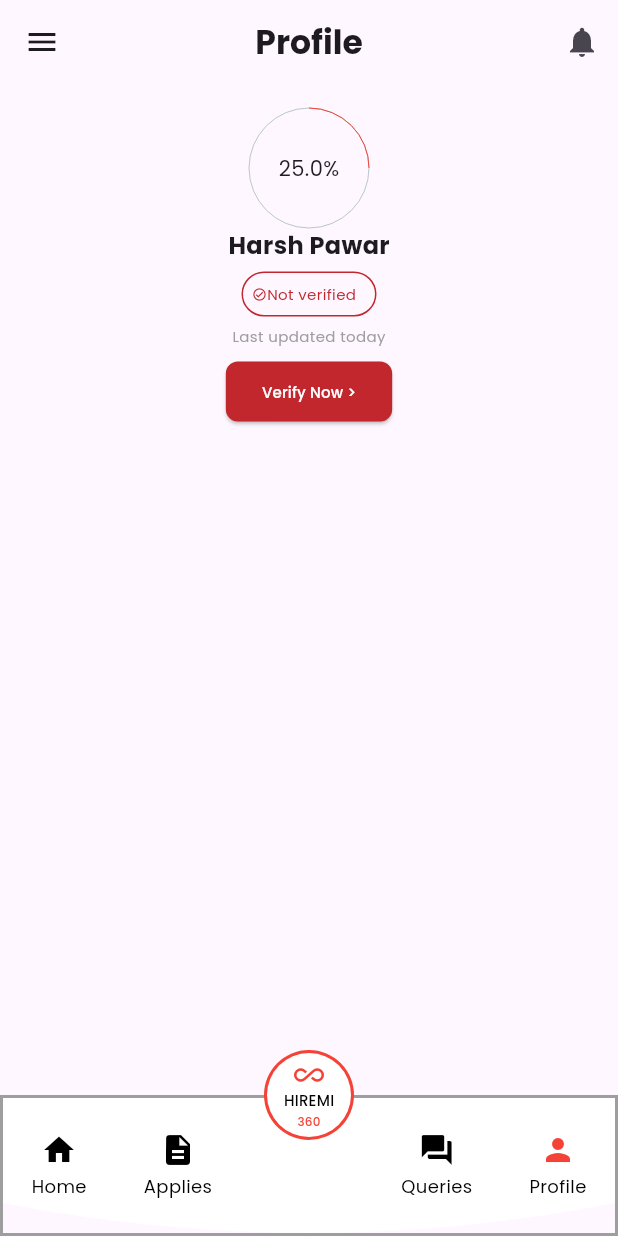
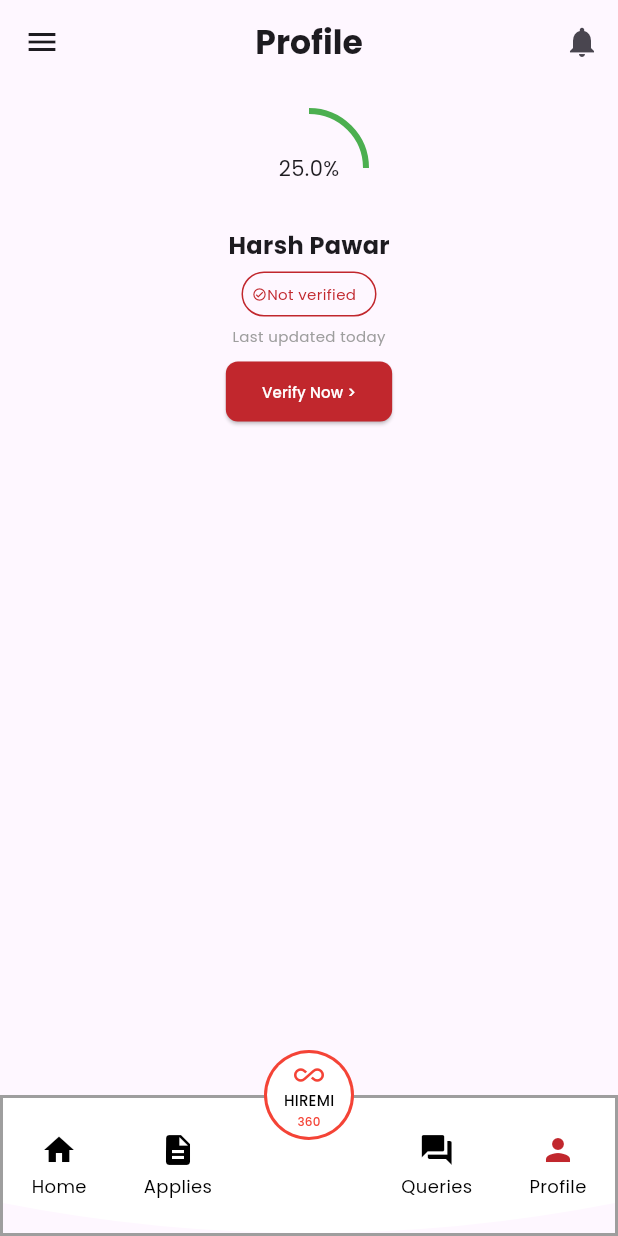
Before and after one commit to anas4519/hiremi_dashboard, a Flutter app: the screen it shows after launch, item 4 of the bottom bar chosen, after a tap on "Verify Now >", on a phone screen of 412 x 824 dp. Run offline on Flutter 3.47's test engine with Material 3 defaults, Android fonts, the phone set to English and light mode, and no system bars; drawn by our look-alikes of percent_indicator; our stand-ins replace google_fonts.

Commit message:
made a separate widget to display verification status

```diff
--- a/lib/screens/home_screen.dart
+++ b/lib/screens/home_screen.dart
@@ -1,12 +1,10 @@
 import 'package:flutter/material.dart';
-import 'package:hiremi_dashboard/icons/my_icons_icons.dart';
 import 'package:hiremi_dashboard/screens/applies_screen.dart';
 import 'package:hiremi_dashboard/screens/profile_screen.dart';
 import 'package:hiremi_dashboard/screens/queries_screen.dart';
 import 'package:hiremi_dashboard/widgets/circle_row.dart';
-import 'package:hiremi_dashboard/widgets/nav_bar.dart';
 import 'package:hiremi_dashboard/widgets/oppurtunity_card.dart';
-
+import 'package:hiremi_dashboard/widgets/verification_status.dart';
 
 class HomeScreen extends StatefulWidget {
   const HomeScreen({super.key});
@@ -25,7 +23,6 @@ class _HomeScreenState extends State<HomeScreen> {
   ];
   @override
   Widget build(BuildContext context) {
-
     return Scaffold(
       appBar: AppBar(
         title: const Text(
@@ -38,126 +35,13 @@ class _HomeScreenState extends State<HomeScreen> {
         ],
         leading: IconButton(onPressed: () {}, icon: const Icon(Icons.menu)),
       ),
-
       body: SingleChildScrollView(
         child: Padding(
           padding: const EdgeInsets.all(16),
           child: Column(
             crossAxisAlignment: CrossAxisAlignment.start,
             children: [
-              Container(
-                width: 398,
-                height: 202.82,
-                decoration: BoxDecoration(
-                    borderRadius: BorderRadius.circular(13),
-                    border: Border.all(color: Colors.grey)),
-                child: Column(
-                  children: [
-                    Image.asset('assets/Frame 203.png'),
-                    const SizedBox(
-                      height: 16.48,
-                    ),
-                    Row(
-                      children: [
-                        //harsh pawar
-                        Column(
-                          children: [
-                            Row(
-                              children: [
-                                const SizedBox(
-                                  width: 16.78,
-                                ),
-                                const Text(
-                                  'Harsh Pawar',
-                                  style: TextStyle(fontWeight: FontWeight.bold),
-                                ),
-                                const SizedBox(
-                                  width: 8,
-                                ),
-                                Container(
-                                  width: 90,
-                                  height: 30,
-                                  decoration: BoxDecoration(
-                                      borderRadius: BorderRadius.circular(50),
-                                      border: Border.all(
-                                        color: Colors.red,
-                                      )),
-                                  child: const Padding(
-                                    padding: EdgeInsets.all(6.0),
-                                    child: Row(
-                                      children: [
-                                        Icon(
-                                          Icons.check_circle_outline_sharp,
-                                          color: Colors.red,
-                                          size: 10,
-                                        ),
-                                        Text(
-                                          'Not verified',
-                                          style: TextStyle(
-                                              color: Colors.red, fontSize: 10),
-                                        )
-                                      ],
-                                    ),
-                                  ),
-                                )
-                              ],
-                            ),
-                            const Row(
-                              mainAxisAlignment: MainAxisAlignment.start,
-                              children: [
-                                Icon(
-                                  Icons.fingerprint,
-                                  color: Colors.red,
-                                ),
-                                Text(
-                                  'App ID: ',
-                                  style: TextStyle(color: Colors.red),
-                                ),
-                                Text('-- -- -- --')
-                              ],
-                            )
-                          ],
-                        ),
-                        const SizedBox(
-                          width: 50,
-                        ),
-                        Center(
-                          child: Container(
-                            height: 30,
-                            decoration: BoxDecoration(
-                              color: Colors.green,
-                              borderRadius: BorderRadius.circular(
-                                  10), // Adjust the radius as needed
-                            ),
-                            child: TextButton(
-                              onPressed: () {
-                                // Add your button click logic here
-                              },
-                              child: const Row(
-                                children: [
-                                  Icon(
-                                    Icons.check_circle,
-                                    color: Colors.white,
-                                    size: 10,
-                                  ),
-                                  SizedBox(
-                                    width: 5,
-                                  ),
-                                  Text(
-                                    'Verify Now >',
-                                    style: TextStyle(
-                                        color: Colors.white, fontSize: 10),
-                                  ),
-                                ],
-                              ),
-                            ),
-                          ),
-                        )
-                      ],
-                    )
-                  ],
-                ),
-              ),
+              VerificationStatus(),
               const SizedBox(
                 height: 20,
               ),
@@ -345,6 +229,3 @@ class _HomeScreenState extends State<HomeScreen> {
     );
   }
 }
-
-class HomeContent {
-}
--- a/lib/screens/profile_screen.dart
+++ b/lib/screens/profile_screen.dart
@@ -31,10 +31,12 @@ class ProfileScreen extends StatelessWidget {
                 children: [
                   CircularPercentIndicator(
                     radius: 40,
-                    lineWidth: 0,
+                    lineWidth: 4,
                     percent: percent,
                     center: Text('$per%'),
-                    progressColor: percent > 0.5 ? Colors.green : Colors.red,
+                    progressColor: Colors.green,
+
+                    backgroundColor: Colors.transparent,
                   ),
                   const Text(
                     'Harsh Pawar',
--- a/lib/widgets/nav_bar.dart
+++ b/lib/widgets/nav_bar.dart
@@ -89,7 +89,7 @@ class _CustomBottomNavBarState extends State<CustomBottomNavBar> {
       child: Column(
         mainAxisSize: MainAxisSize.min,
         children: [
-          Icon(icon, color: isSelected ? Colors.red : Colors.black),
+          Icon(icon, color: isSelected ? const Color(0xFFC1272D) : Colors.black),
           const SizedBox(height: 4),
           Text(
             label,
--- /dev/null
+++ b/lib/widgets/verification_status.dart
@@ -0,0 +1,353 @@
+import 'package:flutter/material.dart';
+import 'package:percent_indicator/circular_percent_indicator.dart';
+
+class VerificationStatus extends StatelessWidget {
+  const VerificationStatus({super.key});
+
+  @override
+  Widget build(BuildContext context) {
+    return Container(
+                width: MediaQuery.of(context).size.width * 0.9,
+                height: 202.82,
+                decoration: BoxDecoration(
+                    borderRadius: BorderRadius.circular(13),
+                    border: Border.all(color: Colors.grey)),
+                child: Column(
+                  children: [
+                    Container(
+                      width: MediaQuery.of(context).size.width * 0.9,
+                      height: 121.82,
+                      decoration: BoxDecoration(
+                        borderRadius: BorderRadius.circular(8),
+                        gradient: const LinearGradient(
+                          colors: [
+                            Color(0xFF1659DC),
+                            Color(0xFF6EA6FA),
+                          ],
+                          begin: Alignment.centerLeft,
+                          end: Alignment.centerRight,
+                        ),
+                      ),
+                      child: Padding(
+                        padding: const EdgeInsets.all(16),
+                        child: Row(
+                          children: [
+                            CircularPercentIndicator(
+                              radius: 40,
+                              lineWidth: 4,
+                              percent: 0.25,
+                              center: const Text(
+                                '25%',
+                                style: TextStyle(
+                                    color: Colors.green,
+                                    fontWeight: FontWeight.bold),
+                              ),
+                              progressColor: Colors.green,
+                              backgroundColor: Colors.transparent,
+                            ),
+                            const SizedBox(
+                              width: 12,
+                            ),
+                            Row(
+                              children: [
+                                Column(
+                                  children: [
+                                    const Text(
+                                      'Complete & Verify Your Profile.',
+                                      style: TextStyle(
+                                          fontSize: 13, color: Colors.white),
+                                    ),
+                                    const SizedBox(
+                                      height: 16,
+                                    ),
+                                    Row(
+                                      children: [
+                                        Column(
+                                          children: [
+                                            Container(
+                                              width: 27,
+                                              height: 27,
+                                              decoration: BoxDecoration(
+                                                  color: Colors.green,
+                                                  borderRadius:
+                                                      BorderRadius.circular(
+                                                          14)),
+                                              child: const Icon(
+                                                Icons.check,
+                                                color: Colors.white,
+                                                size: 12.11,
+                                              ),
+                                            ),
+                                            const SizedBox(
+                                              height: 4,
+                                            ),
+                                            const Text(
+                                              'Profile\nCreated',
+                                              style: TextStyle(
+                                                  fontSize: 4.54,
+                                                  color: Colors.white),
+                                              textAlign: TextAlign.center,
+                                            )
+                                          ],
+                                        ),
+                                        Column(
+                                          children: [
+                                            Container(
+                                              width:
+                                                  22, // Length of the horizontal line
+                                              height:
+                                                  2, // Thickness of the line
+                                              color: Colors
+                                                  .green, // Color of the line
+                                            ),
+                                            const SizedBox(
+                                              height: 16,
+                                            )
+                                          ],
+                                        ),
+                                        Column(
+                                          children: [
+                                            Container(
+                                              width:
+                                                  22, // Length of the horizontal line
+                                              height:
+                                                  2, // Thickness of the line
+                                              color: Colors
+                                                  .white, // Color of the line
+                                            ),
+                                            const SizedBox(
+                                              height: 16,
+                                            )
+                                          ],
+                                        ),
+                                        Column(
+                                          children: [
+                                            Container(
+                                              width: 27,
+                                              height: 27,
+                                              decoration: BoxDecoration(
+                                                  color: Colors.white,
+                                                  borderRadius:
+                                                      BorderRadius.circular(
+                                                          14)),
+                                              child: const Icon(
+                                                Icons.call,
+                                                color: Color(0xFFC1272D),
+                                                size: 12.11,
+                                              ),
+                                            ),
+                                            const SizedBox(
+                                              height: 4,
+                                            ),
+                                            const Text(
+                                              'Profile\nCreated',
+                                              style: TextStyle(
+                                                  fontSize: 4.54,
+                                                  color: Colors.white),
+                                              textAlign: TextAlign.center,
+                                            )
+                                          ],
+                                        ),
+                                        Column(
+                                          children: [
+                                            Container(
+                                              width:
+                                                  46, // Length of the horizontal line
+                                              height:
+                                                  2, // Thickness of the line
+                                              color: Colors
+                                                  .white, // Color of the line
+                                            ),
+                                            const SizedBox(
+                                              height: 16,
+                                            )
+                                          ],
+                                        ),
+                                        Column(
+                                          children: [
+                                            Container(
+                                              width: 27,
+                                              height: 27,
+                                              decoration: BoxDecoration(
+                                                  color: Colors.white,
+                                                  borderRadius:
+                                                      BorderRadius.circular(
+                                                          14)),
+                                              child: const Icon(
+                                                Icons.school,
+                                                color: Color(0xFFC1272D),
+                                                size: 12.11,
+                                              ),
+                                            ),
+                                            const SizedBox(
+                                              height: 4,
+                                            ),
+                                            const Text(
+                                              'Profile\nCreated',
+                                              style: TextStyle(
+                                                  fontSize: 4.54,
+                                                  color: Colors.white),
+                                              textAlign: TextAlign.center,
+                                            )
+                                          ],
+                                        ),
+                                        Column(
+                                          children: [
+                                            Container(
+                                              width:
+                                                  46, // Length of the horizontal line
+                                              height:
+                                                  2, // Thickness of the line
+                                              color: Colors
+                                                  .white, // Color of the line
+                                            ),
+                                            const SizedBox(
+                                              height: 16,
+                                            )
+                                          ],
+                                        ),
+                                        Column(
+                                          children: [
+                                            Container(
+                                              width: 27,
+                                              height: 27,
+                                              decoration: BoxDecoration(
+                                                  color: Colors.white,
+                                                  borderRadius:
+                                                      BorderRadius.circular(
+                                                          14)),
+                                              child: const Icon(
+                                                Icons.payment,
+                                                color: Color(0xFFC1272D),
+                                                size: 12.11,
+                                              ),
+                                            ),
+                                            const SizedBox(
+                                              height: 4,
+                                            ),
+                                            const Text(
+                                              'Profile\nCreated',
+                                              style: TextStyle(
+                                                  fontSize: 4.54,
+                                                  color: Colors.white),
+                                              textAlign: TextAlign.center,
+                                            )
+                                          ],
+                                        ),
+                                      ],
+                                    )
+                                  ],
+                                )
+                              ],
+                            )
+                          ],
+                        ),
+                      ),
+                    ),
+                    const SizedBox(
+                      height: 16.48,
+                    ),
+                    Row(
+                      children: [
+                        //harsh pawar
+                        Column(
+                          children: [
+                            Row(
+                              children: [
+                                const SizedBox(
+                                  width: 16.78,
+                                ),
+                                const Text(
+                                  'Harsh Pawar',
+                                  style: TextStyle(fontWeight: FontWeight.bold),
+                                ),
+                                const SizedBox(
+                                  width: 8,
+                                ),
+                                Container(
+                                  width: 90,
+                                  height: 30,
+                                  decoration: BoxDecoration(
+                                      borderRadius: BorderRadius.circular(50),
+                                      border: Border.all(
+                                        color: const Color(0xFFC1272D),
+                                      )),
+                                  child: const Padding(
+                                    padding: EdgeInsets.all(6.0),
+                                    child: Row(
+                                      children: [
+                                        Icon(
+                                          Icons.check_circle_outline_sharp,
+                                          color: Color(0xFFC1272D),
+                                          size: 10,
+                                        ),
+                                        Text(
+                                          'Not verified',
+                                          style: TextStyle(
+                                              color: Color(0xFFC1272D),
+                                              fontSize: 10),
+                                        )
+                                      ],
+                                    ),
+                                  ),
+                                )
+                              ],
+                            ),
+                            const Row(
+                              mainAxisAlignment: MainAxisAlignment.start,
+                              children: [
+                                Icon(
+                                  Icons.fingerprint,
+                                  color: Color(0xFFC1272D),
+                                ),
+                                Text(
+                                  'App ID: ',
+                                  style: TextStyle(color: Color(0xFFC1272D)),
+                                ),
+                                Text('-- -- -- --')
+                              ],
+                            )
+                          ],
+                        ),
+                        const SizedBox(
+                          width: 50,
+                        ),
+                        Center(
+                          child: Container(
+                            height: 30,
+                            decoration: BoxDecoration(
+                              color: Colors.green,
+                              borderRadius: BorderRadius.circular(
+                                  10), // Adjust the radius as needed
+                            ),
+                            child: TextButton(
+                              onPressed: () {
+                                // Add your button click logic here
+                              },
+                              child: const Row(
+                                children: [
+                                  Icon(
+                                    Icons.check_circle,
+                                    color: Colors.white,
+                                    size: 10,
+                                  ),
+                                  SizedBox(
+                                    width: 5,
+                                  ),
+                                  Text(
+                                    'Verify Now >',
+                                    style: TextStyle(
+                                        color: Colors.white, fontSize: 10),
+                                  ),
+                                ],
+                              ),
+                            ),
+                          ),
+                        )
+                      ],
+                    )
+                  ],
+                ),
+              );
+  }
+}
```
